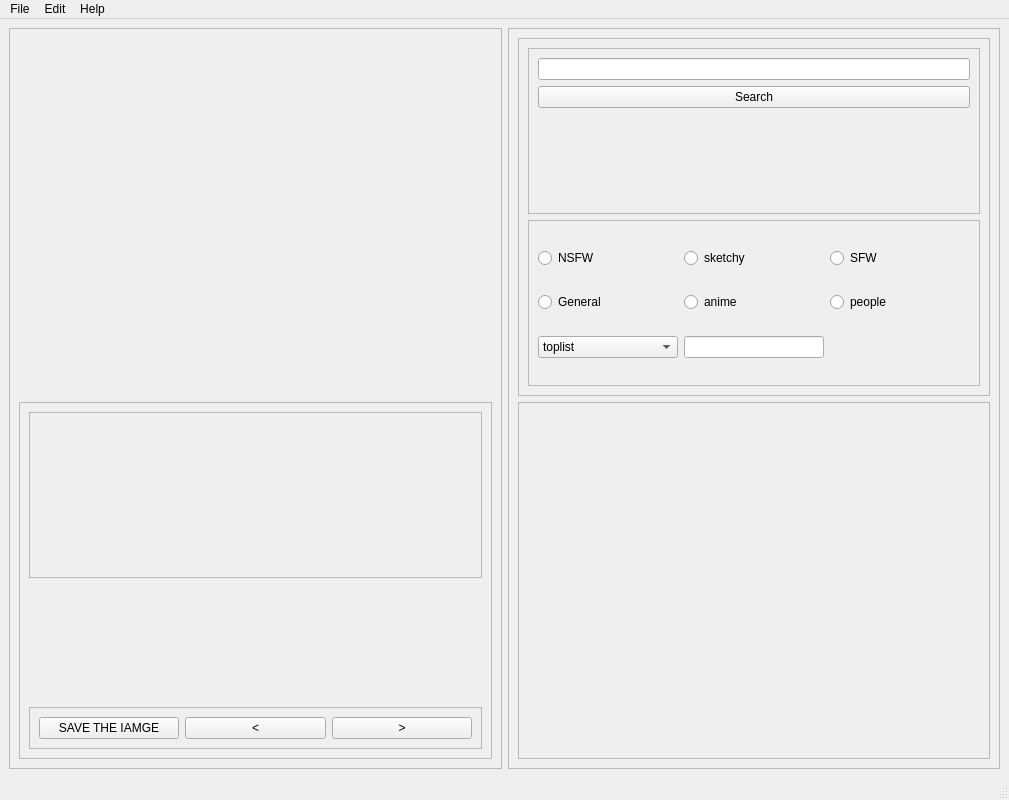
First picture: the form in src/MainWindow.ui, repository TootiFruti/WallStall, before the edit.
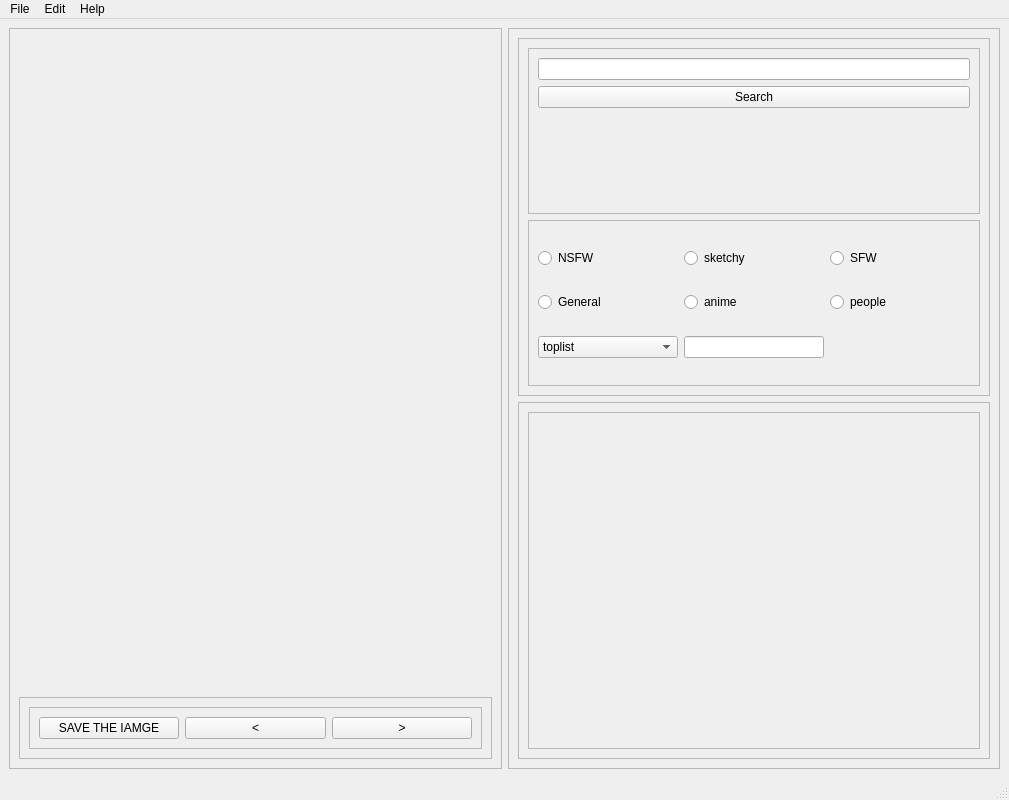
Second picture: the form after the edit.

```diff
--- a/src/MainWindow.ui
+++ b/src/MainWindow.ui
@@ -39,7 +39,7 @@
        <item>
         <widget class="QLabel" name="Image">
          <property name="sizePolicy">
-          <sizepolicy hsizetype="Ignored" vsizetype="Ignored">
+          <sizepolicy hsizetype="Ignored" vsizetype="Expanding">
            <horstretch>0</horstretch>
            <verstretch>0</verstretch>
           </sizepolicy>
@@ -58,45 +58,6 @@
           <enum>QFrame::Raised</enum>
          </property>
          <layout class="QVBoxLayout" name="verticalLayout_3">
-          <item>
-           <widget class="QFrame" name="frame_4">
-            <property name="frameShape">
-             <enum>QFrame::StyledPanel</enum>
-            </property>
-            <property name="frameShadow">
-             <enum>QFrame::Raised</enum>
-            </property>
-            <layout class="QVBoxLayout" name="verticalLayout_5">
-             <item>
-              <widget class="QLabel" name="TextArea">
-               <property name="sizePolicy">
-                <sizepolicy hsizetype="Preferred" vsizetype="Preferred">
-                 <horstretch>0</horstretch>
-                 <verstretch>0</verstretch>
-                </sizepolicy>
-               </property>
-               <property name="font">
-                <font>
-                 <pointsize>20</pointsize>
-                </font>
-               </property>
-               <property name="text">
-                <string/>
-               </property>
-               <property name="scaledContents">
-                <bool>true</bool>
-               </property>
-               <property name="wordWrap">
-                <bool>true</bool>
-               </property>
-               <property name="openExternalLinks">
-                <bool>true</bool>
-               </property>
-              </widget>
-             </item>
-            </layout>
-           </widget>
-          </item>
           <item alignment="Qt::AlignBottom">
            <widget class="QFrame" name="frame_3">
             <property name="frameShape">
@@ -319,6 +280,47 @@
          <property name="frameShadow">
           <enum>QFrame::Raised</enum>
          </property>
+         <layout class="QVBoxLayout" name="verticalLayout_7">
+          <item>
+           <widget class="QFrame" name="frame_4">
+            <property name="frameShape">
+             <enum>QFrame::StyledPanel</enum>
+            </property>
+            <property name="frameShadow">
+             <enum>QFrame::Raised</enum>
+            </property>
+            <layout class="QVBoxLayout" name="verticalLayout_5">
+             <item>
+              <widget class="QLabel" name="TextArea">
+               <property name="sizePolicy">
+                <sizepolicy hsizetype="Ignored" vsizetype="Ignored">
+                 <horstretch>0</horstretch>
+                 <verstretch>0</verstretch>
+                </sizepolicy>
+               </property>
+               <property name="font">
+                <font>
+                 <pointsize>20</pointsize>
+                </font>
+               </property>
+               <property name="text">
+                <string/>
+               </property>
+               <property name="scaledContents">
+                <bool>true</bool>
+               </property>
+               <property name="wordWrap">
+                <bool>true</bool>
+               </property>
+               <property name="openExternalLinks">
+                <bool>true</bool>
+               </property>
+              </widget>
+             </item>
+            </layout>
+           </widget>
+          </item>
+         </layout>
         </widget>
        </item>
       </layout>
```
Left out of the diff: 2 changed lines with no effect on the pictures.
